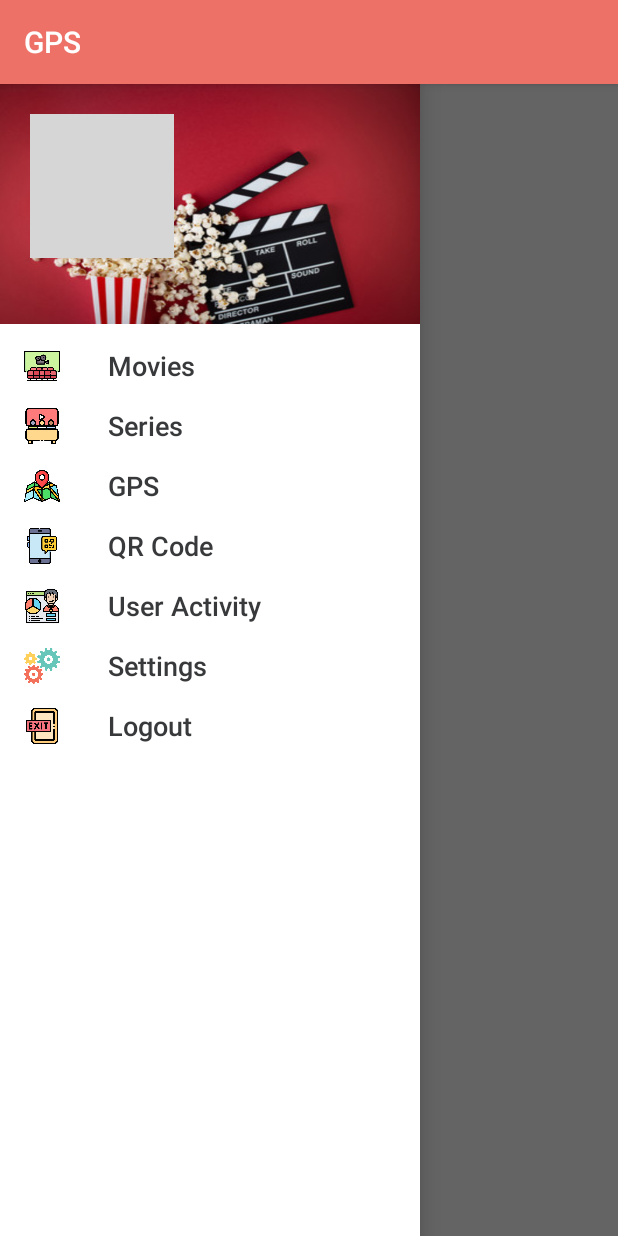
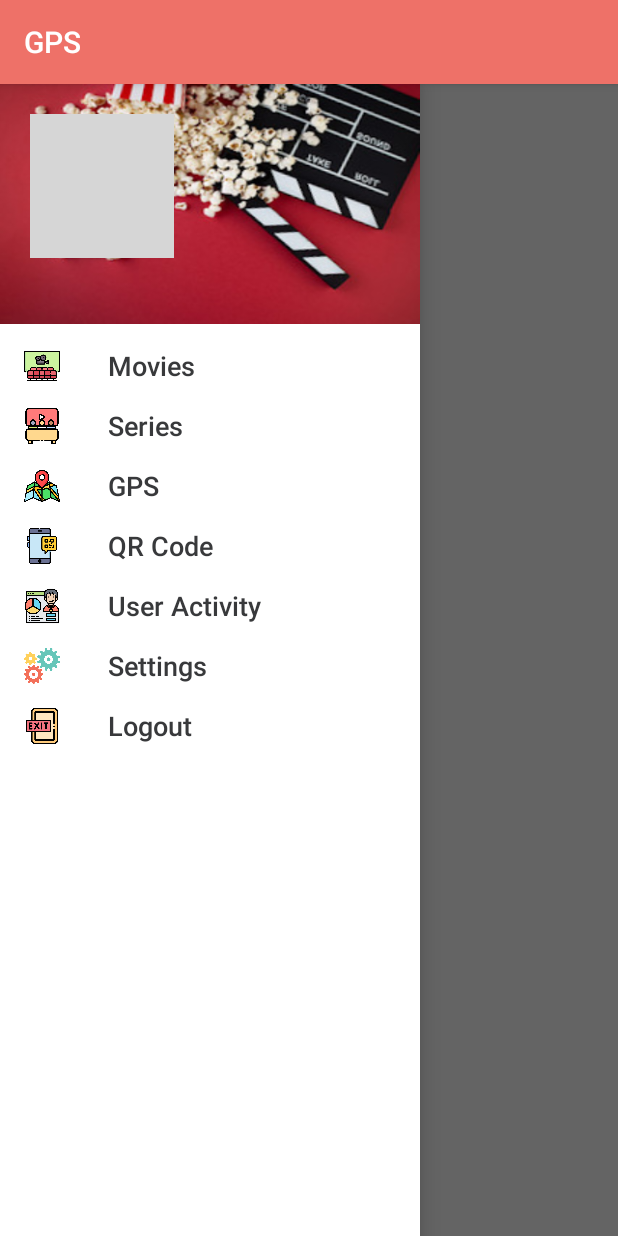
Before and after one commit to lenusca/ChillTime, an Android app: the screen it shows after launch once a user with an empty profile is signed in (GPS), with the side drawer open, on a phone screen of 412 x 824 dp. Run offline under Robolectric (Android 15) with nearby library versions, the light colour scheme and no system bars; our stand-ins replace Firebase (no records; nobody signed in at launch, a user with empty details on screens opened directly), Picasso; libraries missing offline, so code that uses them is left out: com.facebook, com.facebook.appevents, com.facebook.login; 3 statements that could not run were skipped; grey boxes are pictures that could not be loaded.

Commit message:
nova na imagem sidebar

```diff
--- a/App/app/src/main/res/layout/headsidebar.xml
+++ b/App/app/src/main/res/layout/headsidebar.xml
@@ -4,7 +4,7 @@
     android:orientation="vertical"
     android:layout_width="match_parent"
     android:layout_height="160dp"
-    android:background="@drawable/sidebar"
+    android:background="@drawable/sidebar_edited_invert_2"
 
     android:padding="20dp">
 
```
Also changed, not shown: App/app/src/main/res/drawable/sidebar_edited_invert_2.jpg (added).
